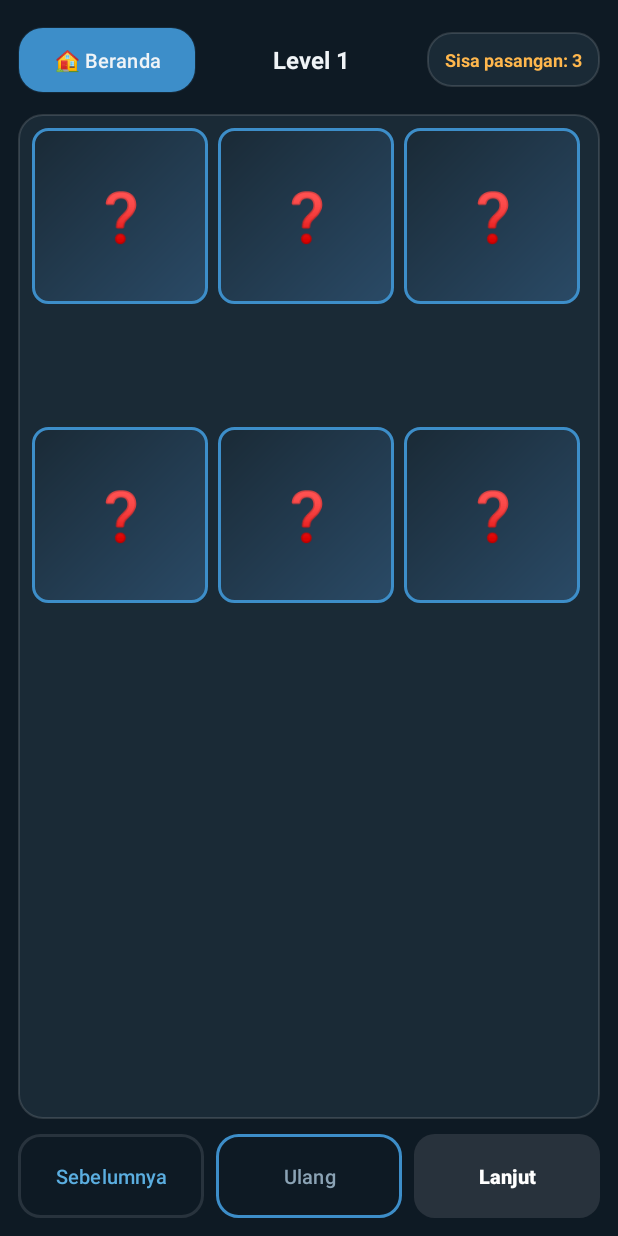
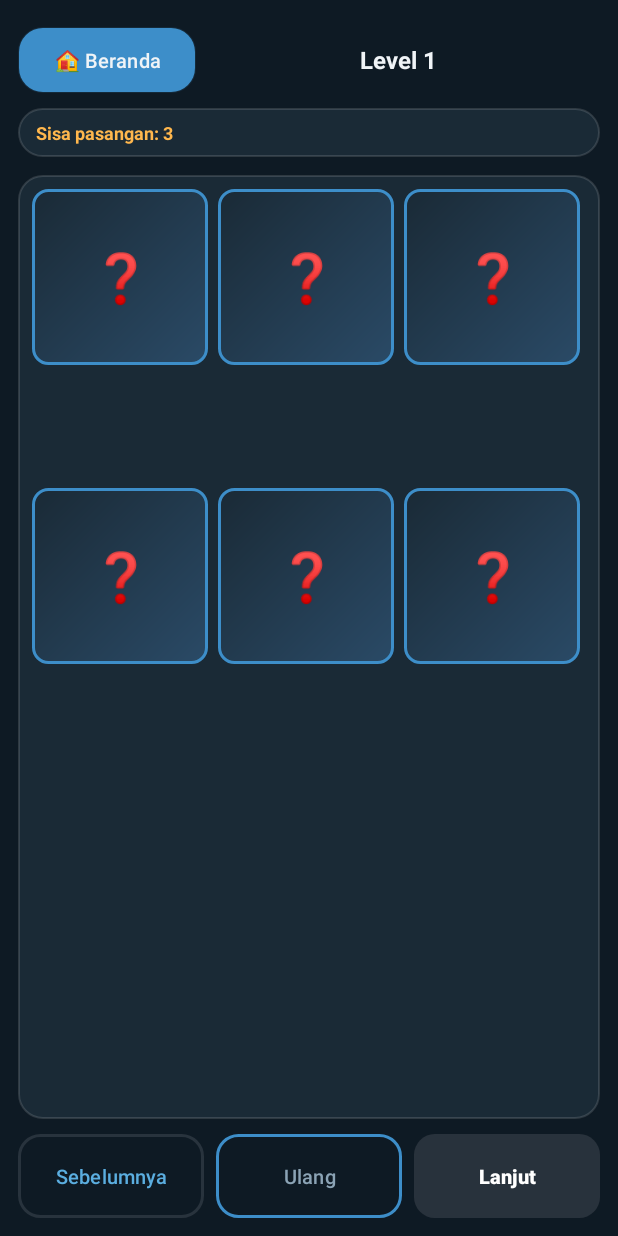
Before and after one commit to anwarlutfi58-cmd/pla-gambar, an Android app: the GameActivity screen opened directly, with no data from a screen before it, on a phone screen of 412 x 824 dp. Run offline under Robolectric (Android 15) with nearby library versions, the phone set to English and light mode, and no system bars.

Commit message:
Perbarui app/src/main/res/layout/activity_game.xml

```diff
--- a/app/src/main/res/layout/activity_game.xml
+++ b/app/src/main/res/layout/activity_game.xml
@@ -34,12 +34,33 @@
             android:textStyle="bold"/>
 
         <TextView
-            android:id="@+id/txtPairs"
+            android:id="@+id/txtTimer"
             android:layout_width="wrap_content"
             android:layout_height="wrap_content"
+            android:background="@drawable/bg_timer"
+            android:paddingHorizontal="12dp"
+            android:paddingVertical="10dp"
+            android:textColor="@color/timer_green"
+            android:textSize="13sp"
+            android:textStyle="bold"
+            android:visibility="gone"/>
+    </LinearLayout>
+
+    <LinearLayout
+        android:layout_width="match_parent"
+        android:layout_height="wrap_content"
+        android:orientation="horizontal"
+        android:gravity="center_vertical"
+        android:paddingVertical="4dp">
+
+        <TextView
+            android:id="@+id/txtPairs"
+            android:layout_width="0dp"
+            android:layout_height="wrap_content"
+            android:layout_weight="1"
             android:background="@drawable/bg_panel"
             android:paddingHorizontal="12dp"
-            android:paddingVertical="10dp"
+            android:paddingVertical="8dp"
             android:textColor="@color/accent"
             android:textSize="12sp"
             android:textStyle="bold"/>
```
